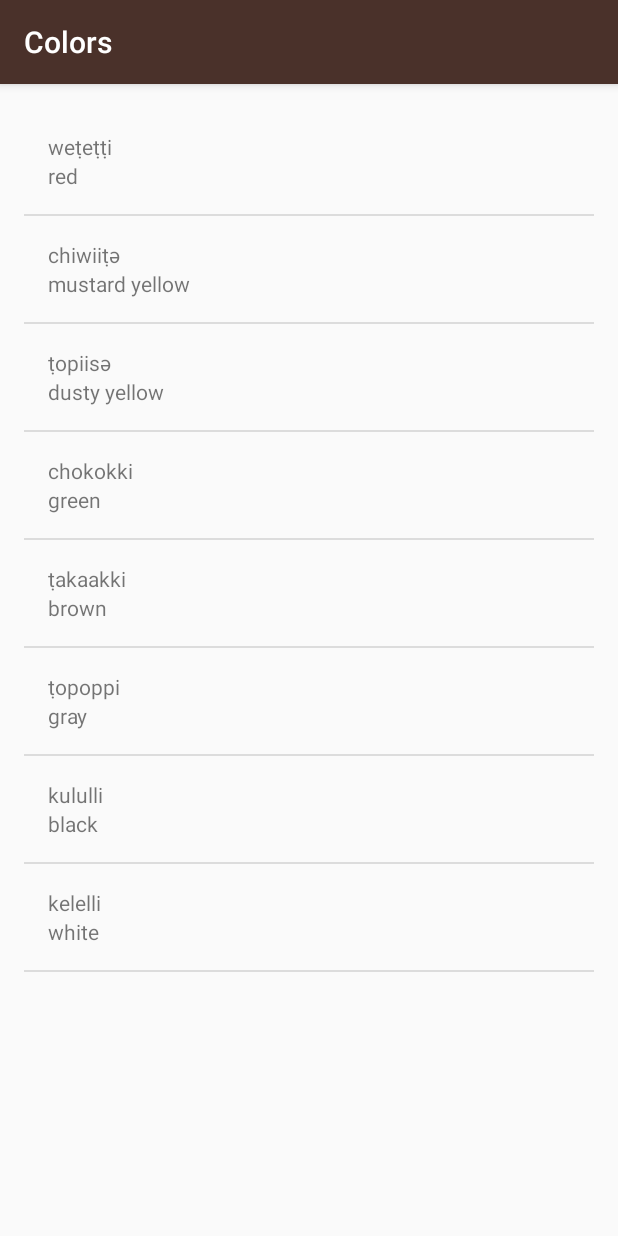
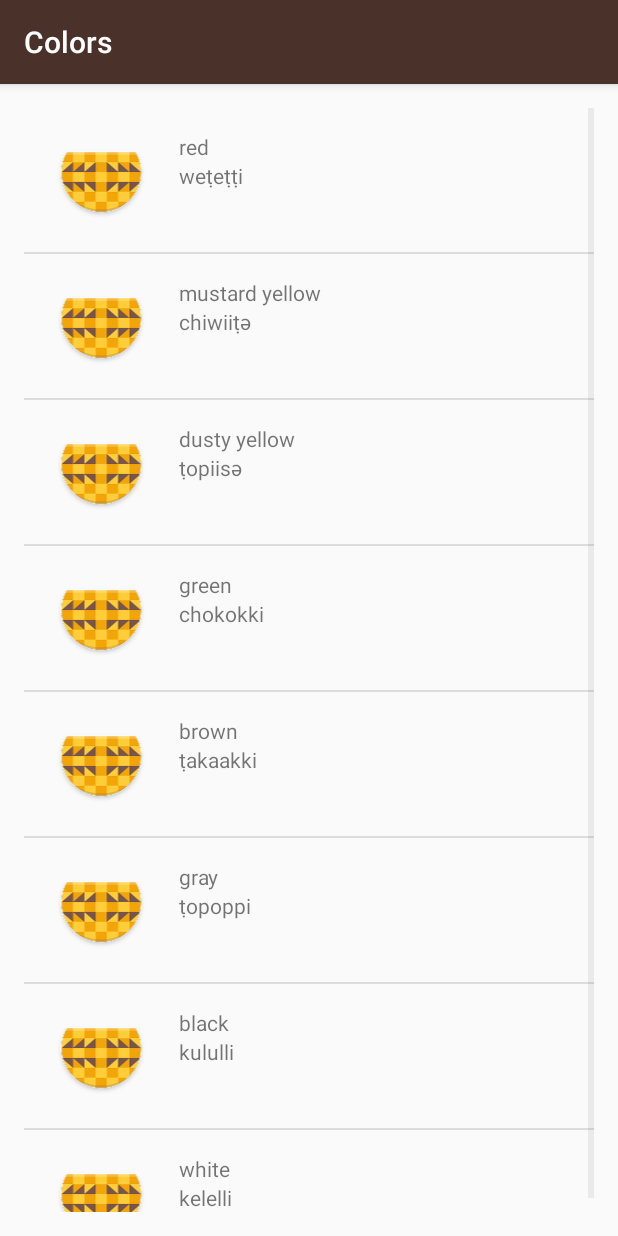
Before and after one commit to tamersolieman/MiokApp, an Android app: the ColorsActivity screen opened directly, with no data from a screen before it, on a phone screen of 412 x 824 dp. Run offline under Robolectric (Android 15) with nearby library versions, the phone set to English and light mode, and no system bars.

Commit message:
Modify the item_list.xml to add an image

```diff
--- a/app/src/main/res/layout/item_list.xml
+++ b/app/src/main/res/layout/item_list.xml
@@ -1,20 +1,45 @@
 <?xml version="1.0" encoding="utf-8"?>
 <LinearLayout xmlns:android="http://schemas.android.com/apk/res/android"
+    xmlns:app="http://schemas.android.com/apk/res-auto"
     xmlns:tools="http://schemas.android.com/tools"
     android:layout_width="match_parent"
     android:layout_height="match_parent"
     android:orientation="vertical"
     android:padding="16dp">
 
-    <TextView
-        android:id="@+id/miwok_text_view"
-        android:layout_width="wrap_content"
+    <LinearLayout
+        android:layout_width="match_parent"
         android:layout_height="wrap_content"
-        tools:text="lutti" />
+        android:orientation="horizontal">
 
-    <TextView
-        android:id="@+id/default_text_view"
-        android:layout_width="wrap_content"
-        android:layout_height="wrap_content"
-        tools:text="One" />
+        <ImageView
+            android:id="@+id/imageView"
+            android:layout_width="match_parent"
+            android:layout_height="match_parent"
+            android:layout_weight="3"
+            android:paddingRight="16dp"
+            app:srcCompat="@mipmap/ic_launcher" />
+
+        <LinearLayout
+            android:layout_width="match_parent"
+            android:layout_height="match_parent"
+            android:layout_weight="1"
+            android:orientation="vertical">
+
+            <TextView
+                android:id="@+id/default_text_view"
+                android:layout_width="match_parent"
+                android:layout_height="wrap_content"
+                tools:text="One" />
+
+            <TextView
+                android:id="@+id/miwok_text_view"
+                android:layout_width="match_parent"
+                android:layout_height="wrap_content"
+                tools:text="lutti" />
+
+        </LinearLayout>
+
+    </LinearLayout>
+
 </LinearLayout>
```
